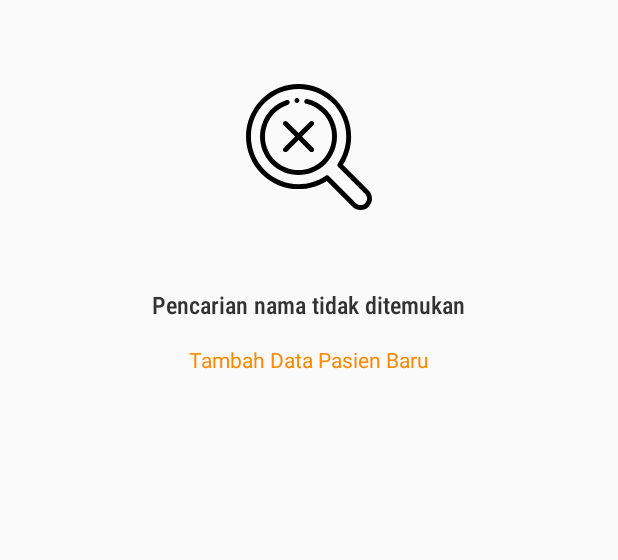
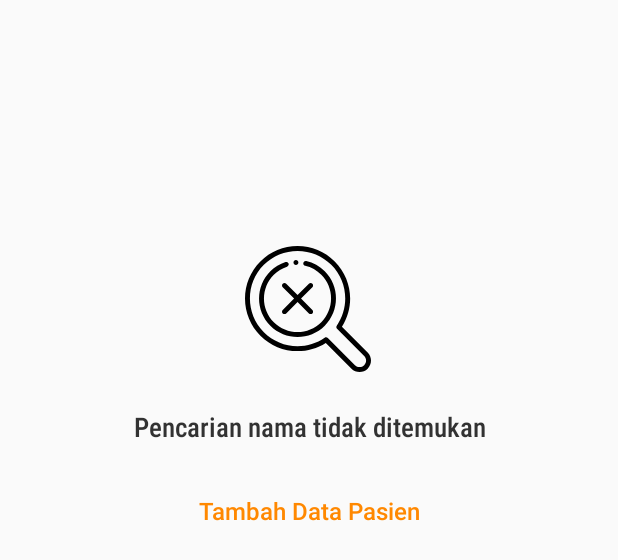
Before and after one commit to roningrum/BidikCovid, an Android app: the layout layout_not_found.xml on its own in the app's theme, with its tools: preview values and no code run, on a phone screen of 412 x 824 dp. Shown: the top 560 px of the screen. Run offline under Robolectric (Android 15) with nearby library versions, the phone set to English and light mode, and no system bars.

Commit message:
update layout

```diff
--- a/app/src/main/java/id/go/dkksemarang/bidikcovid/ui/SearchPasienFragment.kt
+++ b/app/src/main/java/id/go/dkksemarang/bidikcovid/ui/SearchPasienFragment.kt
@@ -68,10 +68,9 @@ class SearchPasienFragment : Fragment() {
     private fun hideData(){
         layout_notfound.visibility = View.VISIBLE
         rv_pasien_covid_List.visibility = View.GONE
-        tv_tambah_data.setOnClickListener {
+        btn_tambah_data.setOnClickListener {
             val intent = Intent(activity, TambahPasienActivity::class.java)
             startActivity(intent)
-            activity?.finish()
         }
     }
 
--- a/app/src/main/res/layout/layout_not_found.xml
+++ b/app/src/main/res/layout/layout_not_found.xml
@@ -8,36 +8,46 @@
         android:id="@+id/ic_error_search"
         android:layout_width="100dp"
         android:layout_height="84dp"
-        android:layout_marginTop="56dp"
+        android:layout_marginTop="164dp"
         app:layout_constraintEnd_toEndOf="parent"
+        app:layout_constraintHorizontal_bias="0.498"
         app:layout_constraintStart_toStartOf="parent"
         app:layout_constraintTop_toTopOf="parent"
         app:srcCompat="@drawable/ic_error" />
 
     <TextView
         android:id="@+id/tv_not_found_search"
-        android:layout_width="wrap_content"
+        android:layout_width="0dp"
         android:layout_height="wrap_content"
-        android:layout_marginTop="52dp"
+        android:layout_marginStart="16dp"
+        android:layout_marginTop="24dp"
+        android:layout_marginEnd="16dp"
         android:fontFamily="sans-serif-condensed-medium"
         android:text="Pencarian nama tidak ditemukan"
+        android:textAlignment="center"
         android:textColor="@android:color/secondary_text_light"
-        android:textSize="16sp"
+        android:textSize="18sp"
         app:layout_constraintEnd_toEndOf="parent"
         app:layout_constraintHorizontal_bias="0.497"
         app:layout_constraintStart_toStartOf="parent"
         app:layout_constraintTop_toBottomOf="@+id/ic_error_search" />
 
-    <TextView
-        android:id="@+id/tv_tambah_data"
-        android:layout_width="wrap_content"
-        android:layout_height="wrap_content"
+    <Button
+        android:id="@+id/btn_tambah_data"
+        style="@style/Widget.AppCompat.Button.Borderless"
+        android:layout_width="0dp"
+        android:layout_height="56dp"
+        android:layout_marginStart="16dp"
         android:layout_marginTop="16dp"
-        android:text="Tambah Data Pasien Baru"
+        android:layout_marginEnd="16dp"
+        android:background="@android:color/transparent"
+        android:padding="8dp"
+        android:text="Tambah Data Pasien"
+        android:textAllCaps="false"
         android:textColor="@android:color/holo_orange_dark"
-        app:layout_constraintBottom_toBottomOf="parent"
+        android:textSize="16sp"
         app:layout_constraintEnd_toEndOf="parent"
         app:layout_constraintStart_toStartOf="parent"
-        app:layout_constraintTop_toBottomOf="@+id/tv_not_found_search"
-        app:layout_constraintVertical_bias="0.0" />
+        app:layout_constraintTop_toBottomOf="@+id/tv_not_found_search" />
+
 </androidx.constraintlayout.widget.ConstraintLayout>
```
Also changed, not shown: app/src/main/java/id/go/dkksemarang/bidikcovid/pasien/adapter/InfoCovidAdapter.kt (+2 -12 lines), app/src/main/java/id/go/dkksemarang/bidikcovid/ui/SearchPasienActivity.kt (+13 -0 lines).
